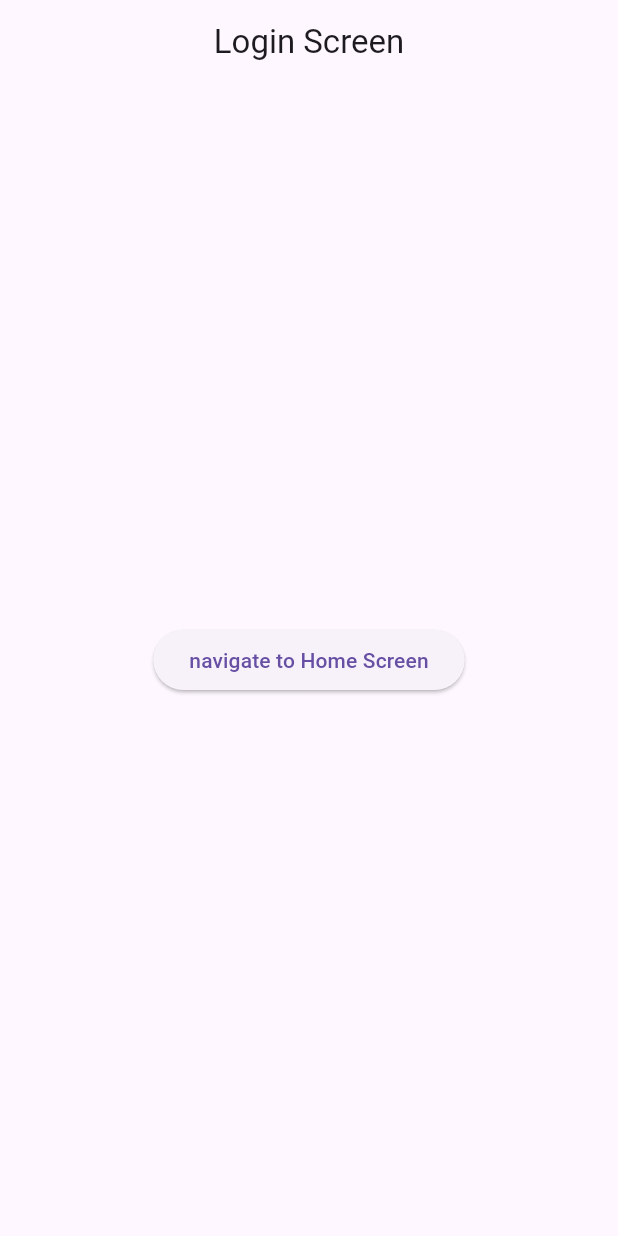
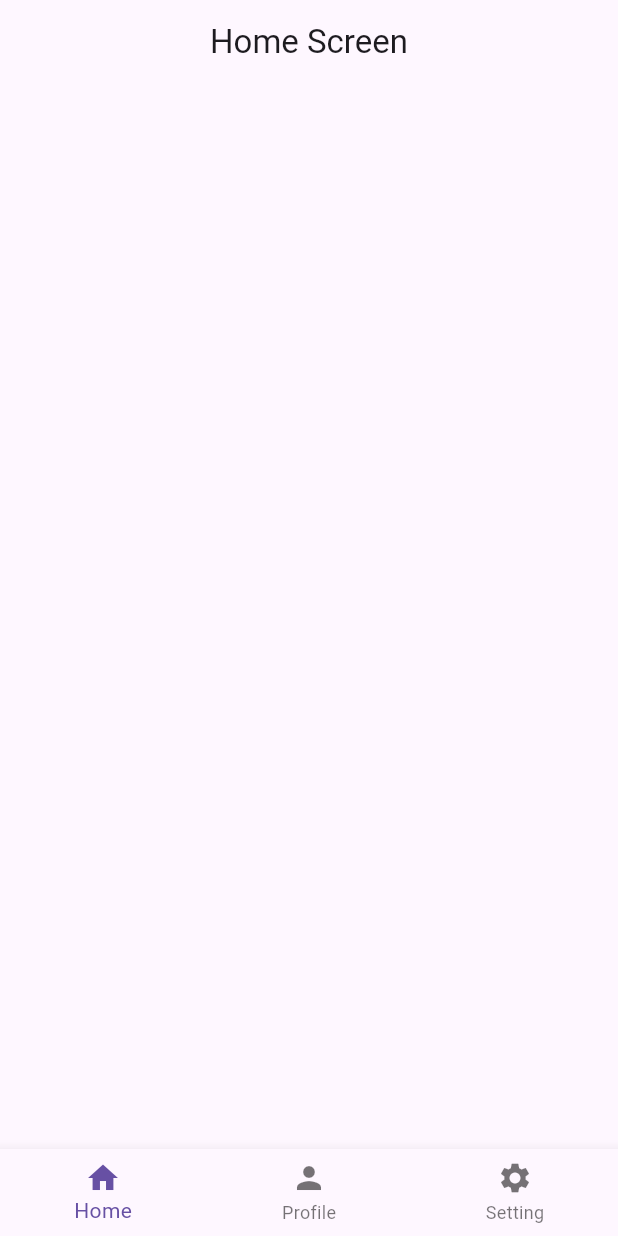
Before and after one commit to MohamedElkerm/go_router_package, a Flutter app: the screen it shows after launch, on a phone screen of 412 x 824 dp. Run offline on Flutter 3.47's test engine with Material 3 defaults, Android fonts, the phone set to English and light mode, and no system bars; our stand-ins replace go_router.

Commit message:
crate nested navigation with bottom nav bar screen

```diff
--- a/lib/routing/router.dart
+++ b/lib/routing/router.dart
@@ -1,3 +1,4 @@
+import 'package:flutter/material.dart';
 import 'package:go_router/go_router.dart';
 import 'package:go_router_pack/routing/app_routes.dart';
 import 'package:go_router_pack/screens/bottom_nav_bar/bottom_nav_bar_screen.dart';
@@ -8,32 +9,117 @@ import '../screens/bottom_nav_bar_modules/profile/profile_screen.dart';
 import '../screens/bottom_nav_bar_modules/setting/setting_screen.dart';
 import '../screens/sigin_in/sigin_in_screen.dart';
 
+final _rootNavigatorKey = GlobalKey<NavigatorState>();
+final _sectionNavigatorKey = GlobalKey<NavigatorState>();
+
 final GoRouter router = GoRouter(
-  // initialLocation: '/home',
+  initialLocation: '/home',
+
+  navigatorKey: _rootNavigatorKey,
+
   routes: [
-    GoRoute(
-      name: AppRoutesName.loginScreen,
-      path: AppRoutes.loginScreen,
-      builder: (context, state) {
-        return const SiginInScreen();
+    // GoRoute(
+    //   name: AppRoutesName.loginScreen,
+    //   path: AppRoutes.loginScreen,
+    //   builder: (context , state){
+    //     return const SiginInScreen();
+    //   },
+    // ),
+    // GoRoute(
+    //   name: AppRoutesName.bottomNavBarScreen,
+    //   path: AppRoutes.bottomNavBarScreen,
+    //   builder: (context , state){
+    //     return const BottomNavBarScreen(navigationShell);
+    //   },
+    // ),
+    StatefulShellRoute.indexedStack(
+
+      builder: (context, state, navigationShell) {
+        // Return the widget that implements the custom shell (e.g a BottomNavigationBar).
+        // The [StatefulNavigationShell] is passed to be able to navigate to other branches in a stateful way.
+        return BottomNavBarScreen(navigationShell);
       },
-    ),
-    GoRoute(
-      name: AppRoutesName.bottomNavBarScreen,
-      path: AppRoutes.bottomNavBarScreen,
-      builder: (context, state) {
-        return const BottomNavBarScreen();
-      },
-      routes: [
-        GoRoute(
-          name: AppRoutesName.profileDetailsScreen,
-          path: AppRoutes.profileDetailsScreen,
-          builder: (context, state) {
-            return const ProfileDetailsScreen();
-          },
+      branches: [
+        // The route branch for the 1º Tab
+        StatefulShellBranch(
+          navigatorKey: _sectionNavigatorKey,
+          routes: <RouteBase>[
+            GoRoute(
+              name: AppRoutesName.homeScreen,
+              path: AppRoutes.homeScreen,
+              builder: (context, state) => const HomeScreen(),
+              // routes: <RouteBase>[
+              //   GoRoute(
+              //     path: 'detail',
+              //     builder: (context, state) => const FeedDetailsPage(),
+              //   )
+              // ],
+            ),
+          ],
+        ),
+
+        // The route branch for 2º Tab
+        StatefulShellBranch(
+          routes: <RouteBase>[
+            GoRoute(
+              name: AppRoutesName.profileScreen,
+
+              path: AppRoutes.profileScreen,
+              builder: (context, state) => const ProfileScreen(),
+              routes: <RouteBase>[
+                GoRoute(
+                  name: AppRoutesName.profileDetailsScreen,
+                  path: AppRoutes.profileDetailsScreen,
+                  builder: (context, state) => const ProfileDetailsScreen(),
+                )
+              ],
+            ),
+          ],
+        ),
+
+        // The route branch for 3º Tab
+        StatefulShellBranch(
+          routes: <RouteBase>[
+            GoRoute(
+              name: AppRoutesName.settingScreen,
+
+              path: AppRoutes.settingScreen,
+              builder: (context, state) => const SettingScreen(),
+              // routes: <RouteBase>[
+              //   GoRoute(
+              //     path: 'detail',
+              //     builder: (context, state) => const FeedDetailsPage(),
+              //   )
+              // ],
+            ),
+          ],
         ),
       ],
     ),
+    // GoRoute(
+    //   name: AppRoutesName.loginScreen,
+    //   path: AppRoutes.loginScreen,
+    //   builder: (context, state) {
+    //     return const SiginInScreen();
+    //   },
+    // ),
+    // GoRoute(
+    //   name: AppRoutesName.bottomNavBarScreen,
+    //   path: AppRoutes.bottomNavBarScreen,
+    //   builder: (context, state) {
+    //     return const BottomNavBarScreen();
+    //   },
+    //   routes: [
+    //     GoRoute(
+    //       name: AppRoutesName.profileDetailsScreen,
+    //       path: AppRoutes.profileDetailsScreen,
+    //       builder: (context, state) {
+    //         return const ProfileDetailsScreen();
+    //       },
+    //     ),
+    //   ],
+    // ),
+
     // GoRoute(
     //     name: AppRoutesName.homeScreen,
     //     path: AppRoutes.homeScreen,
--- a/lib/screens/bottom_nav_bar_modules/profile/profile_screen.dart
+++ b/lib/screens/bottom_nav_bar_modules/profile/profile_screen.dart
@@ -20,10 +20,11 @@ class ProfileScreen extends StatelessWidget {
               AppRoutesName.profileDetailsScreen,
             );
           },
-          child: const Text(
-            "navigate to Profile Details Screen",
+          child: Text(
+            "navigate to the profile details",
           ),
         ),
       ),
-    );  }
+    );
+  }
 }
--- a/lib/screens/sigin_in/sigin_in_screen.dart
+++ b/lib/screens/sigin_in/sigin_in_screen.dart
@@ -20,7 +20,7 @@ class SiginInScreen extends StatelessWidget {
             );
           },
           child: const Text(
-            "navigate to Home Screen",
+            "navigate to BottomNavigationBar Screen",
           ),
         ),
       ),
```
Also changed, not shown: lib/screens/bottom_nav_bar/bottom_nav_bar_screen.dart (+21 -15 lines), lib/screens/bottom_nav_bar_modules/home/home_screen.dart (+0 -12 lines).
